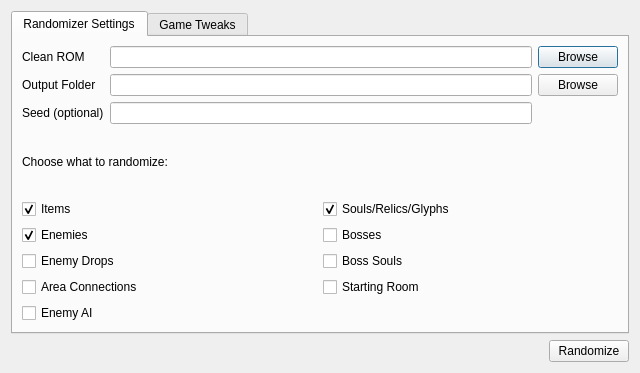
First picture: the form in dsvrandom/randomizer.ui, repository LagoLunatic/DSVEdit, before the edit.
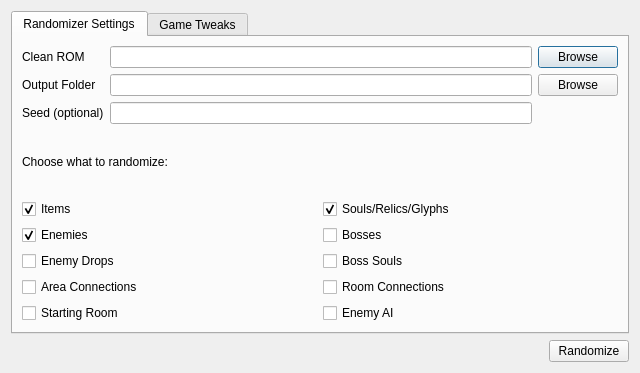
Second picture: the form after the edit. Icons and pictures are not drawn.

Commit message: Randomizer: Add option to randomize doors

The edit to the form file:
```diff
--- a/dsvrandom/randomizer.ui
+++ b/dsvrandom/randomizer.ui
@@ -156,9 +156,9 @@
           </widget>
          </item>
          <item>
-          <widget class="QCheckBox" name="randomize_starting_room">
+          <widget class="QCheckBox" name="randomize_room_connections">
            <property name="text">
-            <string>Starting Room</string>
+            <string>Room Connections</string>
            </property>
           </widget>
          </item>
@@ -166,6 +166,13 @@
        </item>
        <item>
         <layout class="QHBoxLayout" name="horizontalLayout_8">
+         <item>
+          <widget class="QCheckBox" name="randomize_starting_room">
+           <property name="text">
+            <string>Starting Room</string>
+           </property>
+          </widget>
+         </item>
          <item>
           <widget class="QCheckBox" name="randomize_enemy_ai">
            <property name="text">
```
The commit also changes 4 other files.
